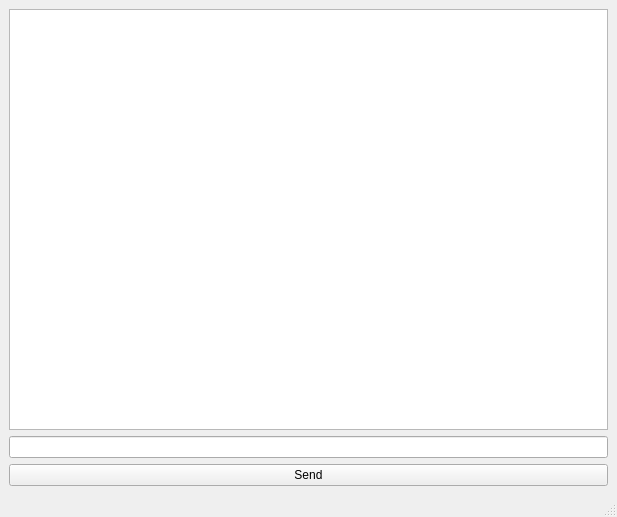
khangnpb/ChatPot, file mainwindow.ui: the form before one commit.
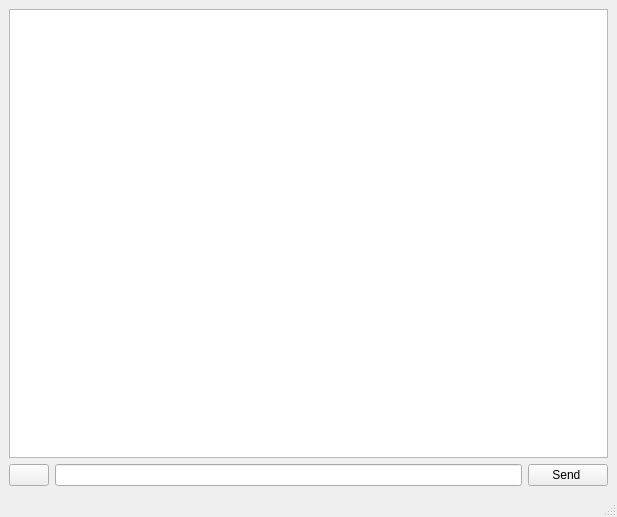
The form after the commit.

```diff
--- a/mainwindow.ui
+++ b/mainwindow.ui
@@ -21,18 +21,35 @@
        <widget class="QTextEdit" name="text_edit_"/>
       </item>
       <item>
-       <widget class="QLineEdit" name="line_edit_">
+       <layout class="QHBoxLayout" name="horizontalLayout">
+        <item>
+         <widget class="QPushButton" name="clean_button">
         <property name="text">
          <string/>
         </property>
        </widget>
       </item>
       <item>
-       <widget class="QPushButton" name="send_button_">
+         <widget class="QLineEdit" name="line_edit">
         <property name="text">
-         <string>Send</string>
-        </property>
-       </widget>
+           <string/>
+          </property>
+         </widget>
+        </item>
+        <item>
+         <widget class="QPushButton" name="send_button">
+          <property name="sizePolicy">
+           <sizepolicy hsizetype="Minimum" vsizetype="Minimum">
+            <horstretch>0</horstretch>
+            <verstretch>0</verstretch>
+           </sizepolicy>
+          </property>
+          <property name="text">
+           <string>Send </string>
+          </property>
+         </widget>
+        </item>
+       </layout>
       </item>
      </layout>
     </item>
```
Lines whose indentation alone changed are shown as unchanged.
